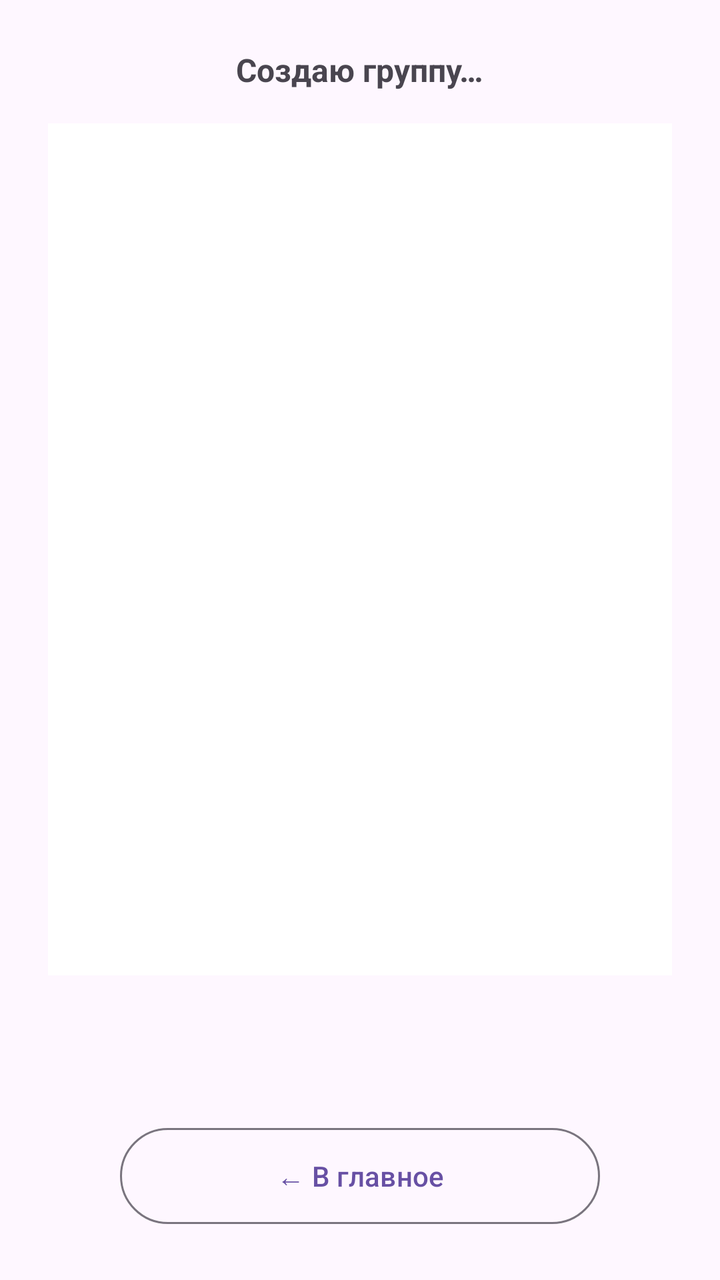
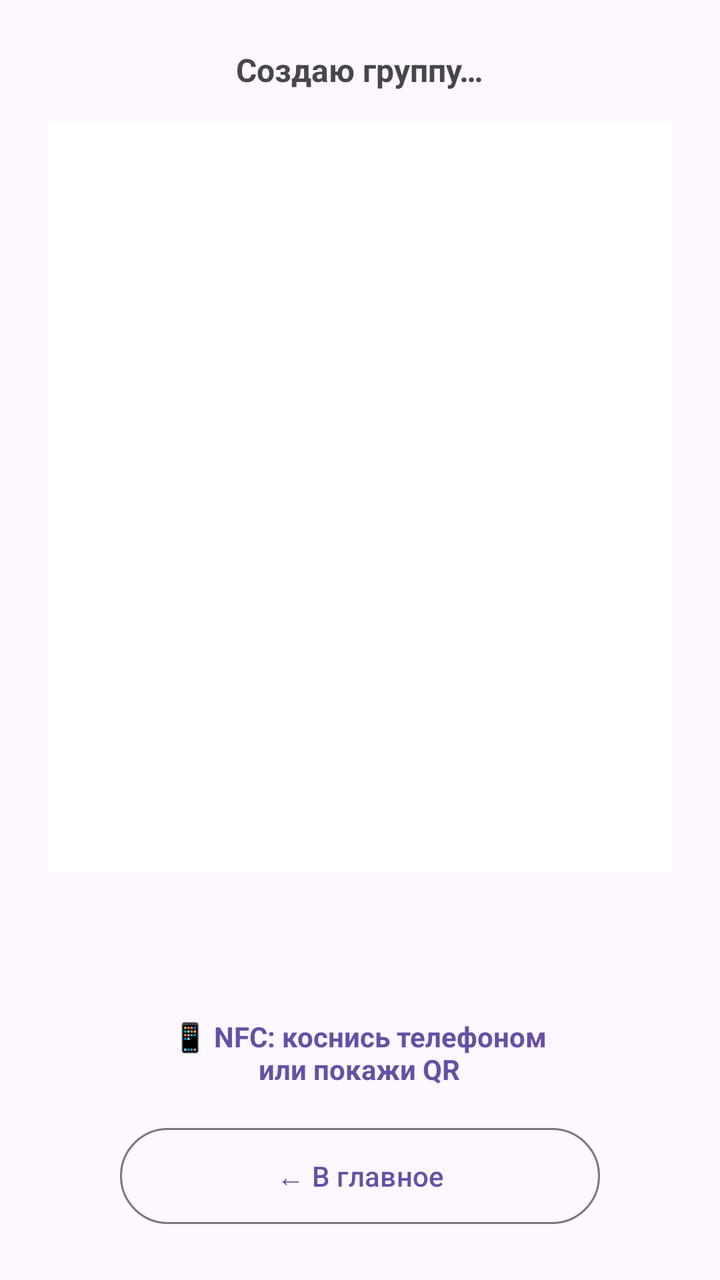

The first picture is an Android layout as it rendered before a commit; the second is the same layout after the commit. The layout source and the unified diff follow.
<!-- AndroidManifest.xml: application theme Theme.Atom.Main -->
<!-- res/layout/activity_qr_share.xml -->
<?xml version="1.0" encoding="utf-8"?>
<LinearLayout xmlns:android="http://schemas.android.com/apk/res/android"
    android:id="@+id/qrRoot"
    android:layout_width="match_parent"
    android:layout_height="match_parent"
    android:orientation="vertical"
    android:gravity="center"
    android:padding="24dp">

    <TextView
        android:id="@+id/statusText"
        android:layout_width="wrap_content"
        android:layout_height="wrap_content"
        android:textSize="16sp"
        android:textStyle="bold"
        android:text="Создаю группу…" />

    <ImageView
        android:id="@+id/qrImage"
        android:layout_width="match_parent"
        android:layout_height="0dp"
        android:layout_weight="1"
        android:layout_marginTop="16dp"
        android:layout_marginBottom="16dp"
        android:minHeight="200dp"
        android:background="#FFFFFF"
        android:scaleType="fitCenter"
        android:contentDescription="QR" />

    <TextView
        android:id="@+id/infoText"
        android:layout_width="wrap_content"
        android:layout_height="wrap_content"
        android:layout_marginTop="24dp"
        android:fontFamily="monospace"
        android:textSize="12sp"
        android:textAlignment="center" />

    <com.google.android.material.button.MaterialButton
        android:id="@+id/btnClose"
        style="@style/Widget.Material3.Button.OutlinedButton"
        android:layout_width="wrap_content"
        android:layout_height="wrap_content"
        android:layout_marginTop="16dp"
        android:minHeight="56dp"
        android:minWidth="240dp"
        android:text="← В главное" />
</LinearLayout>
<!-- resources referenced by this layout -->
<resources>
  <style name="Theme.Atom.Main" parent="Theme.Material3.DayNight.NoActionBar">
          <item name="android:statusBarColor">?attr/colorSurface</item>
          <item name="android:windowLightStatusBar" tools:targetApi="m">true</item>
      </style>
</resources>

<!-- the commit's change to res/layout/activity_qr_share.xml (unified diff, before → after) -->
@@ -36,6 +36,17 @@
         android:textSize="12sp"
         android:textAlignment="center" />
 
+    <TextView
+        android:id="@+id/nfcHint"
+        android:layout_width="wrap_content"
+        android:layout_height="wrap_content"
+        android:layout_marginTop="16dp"
+        android:textSize="14sp"
+        android:textColor="?attr/colorPrimary"
+        android:textStyle="bold"
+        android:textAlignment="center"
+        android:text="📱 NFC: коснись телефоном&#10;или покажи QR" />
+
     <com.google.android.material.button.MaterialButton
         android:id="@+id/btnClose"
         style="@style/Widget.Material3.Button.OutlinedButton"
